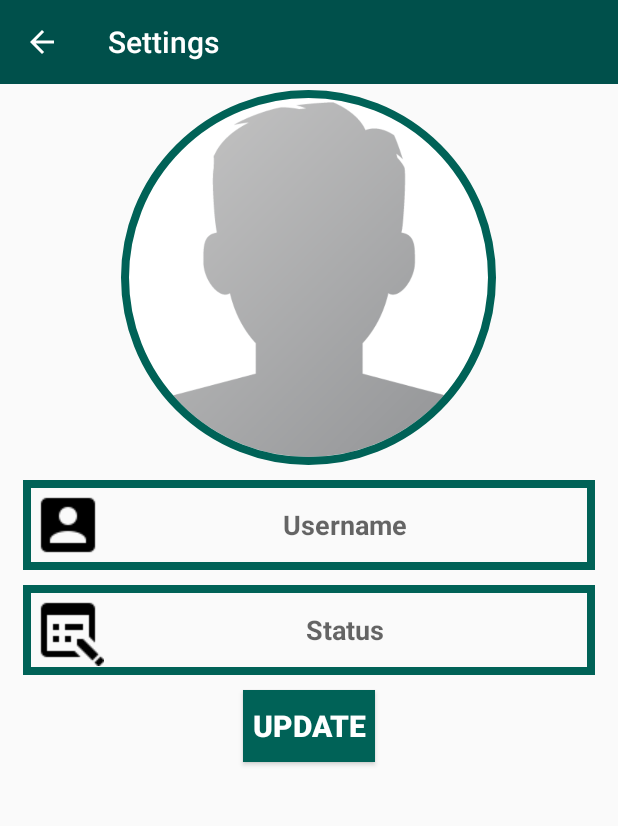
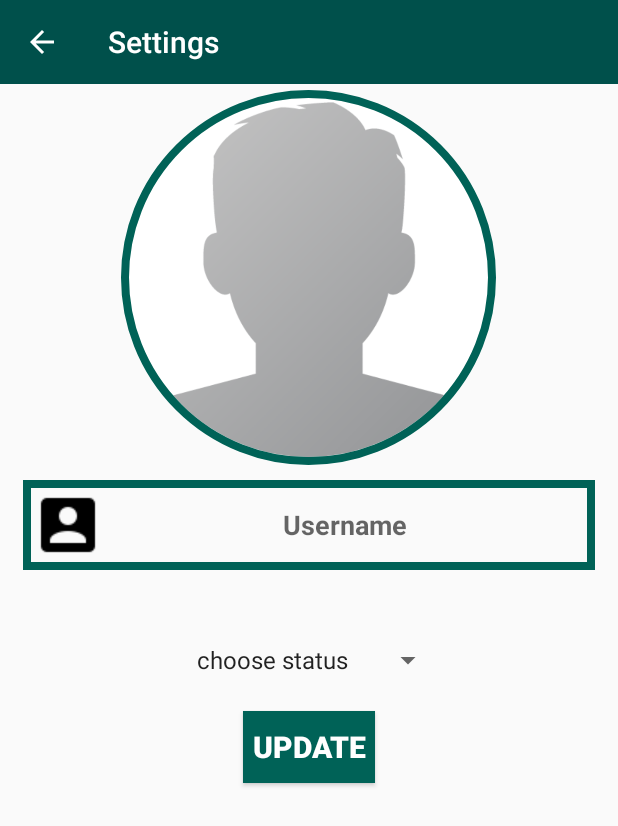
Before and after one commit to ceelogre/HouseHunt, an Android app: the screen it shows after launch once a user with an empty profile is signed in (SettingsActivity), after a tap on "UPDATE", on a phone screen of 412 x 824 dp. Shown: the top 826 px of the screen. Run offline under Robolectric (Android 15) with nearby library versions, the phone set to English and light mode, and no system bars; our stand-ins replace CircleImageView, Firebase (no records; nobody signed in at launch, a user with empty details on screens opened directly), Picasso; libraries missing offline, so code that uses them is left out: com.theartofdev.edmodo; 2 statements that could not run were skipped.

Commit message:
Adding status spinner to project

```diff
--- a/app/src/main/java/com/example/jmugyenyi/mychat/SettingsActivity.java
+++ b/app/src/main/java/com/example/jmugyenyi/mychat/SettingsActivity.java
@@ -9,8 +9,11 @@ import android.support.v7.app.AppCompatActivity;
 import android.os.Bundle;
 import android.text.TextUtils;
 import android.view.View;
+import android.widget.AdapterView;
+import android.widget.ArrayAdapter;
 import android.widget.Button;
 import android.widget.EditText;
+import android.widget.Spinner;
 import android.widget.Toast;
 
 import com.google.android.gms.tasks.Continuation;
@@ -37,6 +40,7 @@ public class SettingsActivity extends AppCompatActivity {
 
     private Button updateSettings;
     private EditText username, status;
+    private Spinner spinner;
     private CircleImageView userProfileImage;
     private String currentUserID;
     private FirebaseAuth mfirebaseAuth;
@@ -44,10 +48,12 @@ public class SettingsActivity extends AppCompatActivity {
     private  static  final int galleryPic =1;
     private  StorageReference userProfileImageRef;
     private ProgressDialog loadingBar;
+    private ArrayAdapter<String> arrayAdapter;
 
     private String setUserName;
     private String setStatus;
-    DatabaseHelperClass dh ;
+    private String myStatusStringArray [] = {"choose status","seeker","house head","house mate"};
+
 
     private android.support.v7.widget.Toolbar mToolbar;
 
@@ -55,7 +61,7 @@ public class SettingsActivity extends AppCompatActivity {
     protected void onCreate(Bundle savedInstanceState) {
         super.onCreate(savedInstanceState);
         setContentView(R.layout.activity_settings);
-        dh = new DatabaseHelperClass(this);
+
         mfirebaseAuth = FirebaseAuth.getInstance();
         currentUserID = mfirebaseAuth.getCurrentUser().getUid();
         databaseReference = FirebaseDatabase.getInstance().getReference();
@@ -68,15 +74,22 @@ public class SettingsActivity extends AppCompatActivity {
        // getActionBar().setDisplayHomeAsUpEnabled(true);
         getSupportActionBar().setTitle("Settings");
 
-        updateSettings.setOnClickListener(new View.OnClickListener() {
+
+
+        RetrieveUserInfo();
+
+        spinner.setOnItemSelectedListener(new AdapterView.OnItemSelectedListener() {
             @Override
-            public void onClick(View v) {
-                UpdateSettings();
-                insertUserToSQLdb();
+            public void onItemSelected(AdapterView<?> parent, View view, int position, long id) {
+
+                setStatus = myStatusStringArray[position];
+            }
+
+            @Override
+            public void onNothingSelected(AdapterView<?> parent) {
+
             }
         });
-
-        RetrieveUserInfo();
 
         userProfileImage.setOnClickListener(new View.OnClickListener() {
             @Override
@@ -85,6 +98,13 @@ public class SettingsActivity extends AppCompatActivity {
                 galleryIntent.setAction(Intent.ACTION_GET_CONTENT);
                 galleryIntent.setType("image/*");
                 startActivityForResult(galleryIntent,galleryPic);
+            }
+        });
+
+        updateSettings.setOnClickListener(new View.OnClickListener() {
+            @Override
+            public void onClick(View v) {
+                UpdateSettings();
             }
         });
     }
@@ -113,8 +133,6 @@ public class SettingsActivity extends AppCompatActivity {
                 loadingBar.setTitle("Set Profile Image");
                 loadingBar.setMessage("Please wait!");
                 loadingBar.show();
-
-
 
                 final StorageReference filePath = userProfileImageRef.child(currentUserID+" .jpg");
 
@@ -202,21 +220,19 @@ public class SettingsActivity extends AppCompatActivity {
         });
     }
 
-    public void insertUserToSQLdb(){
-        String password = getIntent().getExtras().getString("password2");
-
-        dh.insertUsers(setUserName,password,setStatus);
-    }
     private void UpdateSettings() {
 
          setUserName = username.getText().toString();
-         setStatus = status.getText().toString();
+        // setStatus = status.getText().toString();
 
         if (TextUtils.isEmpty(setUserName)){
             Toast.makeText(this, "Enter username!",Toast.LENGTH_SHORT).show();
         }
         if (TextUtils.isEmpty(setStatus)){
             Toast.makeText(this, "Enter status!",Toast.LENGTH_SHORT).show();
+        }
+        if (setStatus.equalsIgnoreCase("choose status")){
+            Toast.makeText(this, "Choose status!",Toast.LENGTH_SHORT).show();
         }
         HashMap<String,String> profileMap = new HashMap<>();
             profileMap.put("uid",currentUserID);
@@ -233,20 +249,21 @@ public class SettingsActivity extends AppCompatActivity {
                     {
                         String message = task.getException().toString();
                         Toast.makeText(SettingsActivity.this,"Error: "+message,Toast.LENGTH_SHORT).show();
-
                     }
             }
         });
     }
 
     private void initialiseFields() {
-
         updateSettings = findViewById(R.id.update_settings_button);
         username = findViewById(R.id.set_user_name);
-        status = findViewById(R.id.set_profile_status);
+       // status = findViewById(R.id.set_profile_status);
         userProfileImage = findViewById(R.id.set_profile_image);
         loadingBar = new ProgressDialog(this);
         mToolbar = findViewById(R.id.settings_toolbar);
+        spinner = findViewById(R.id.spinner);
+        arrayAdapter = new ArrayAdapter<String>(this,android.R.layout.simple_list_item_1,myStatusStringArray);
+        spinner.setAdapter(arrayAdapter);
     }
 
     private void SendUserToMainActivity() {
--- a/app/src/main/res/layout/activity_settings.xml
+++ b/app/src/main/res/layout/activity_settings.xml
@@ -42,7 +42,7 @@
         android:layout_marginTop="10dp"
         />
 
-    <EditText
+  <!--  <EditText
         android:id="@+id/set_profile_status"
         android:layout_width="match_parent"
         android:layout_height="wrap_content"
@@ -58,14 +58,24 @@
         android:layout_marginEnd="15dp"
         android:padding="6dp"
         android:layout_marginTop="10dp"
+        />-->
+
+    <Spinner
+        android:id="@+id/spinner"
+        android:layout_width="wrap_content"
+        android:layout_height="wrap_content"
+        android:layout_marginStart="8dp"
+        android:layout_marginTop="36dp"
+        android:layout_marginEnd="8dp"
+        android:layout_below="@+id/set_user_name"
+        android:layout_centerHorizontal="true"
         />
-
 
     <Button
         android:id="@+id/update_settings_button"
         android:layout_width="wrap_content"
         android:layout_height="wrap_content"
-        android:layout_below="@id/set_profile_status"
+        android:layout_below="@id/spinner"
         android:layout_centerHorizontal="true"
         android:inputType="textImeMultiLine"
         android:text="@string/updateButton"
```
Also changed, not shown: app/src/main/java/com/example/jmugyenyi/mychat/HouseHeadTabsAdapter.java (added, +60 -0 lines), app/src/main/java/com/example/jmugyenyi/mychat/MainActivity.java (+12 -6 lines), app/src/main/java/com/example/jmugyenyi/mychat/PostAHouseFragment.java (added, +29 -0 lines), app/src/main/res/layout/fragment_post_ahouse.xml (added, +15 -0 lines), app/src/main/res/layout/housemates_display_layout.xml (+5 -5 lines).
